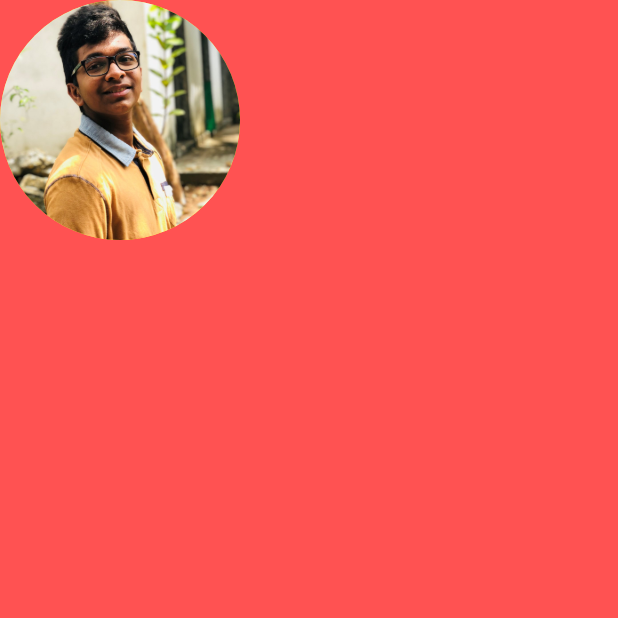
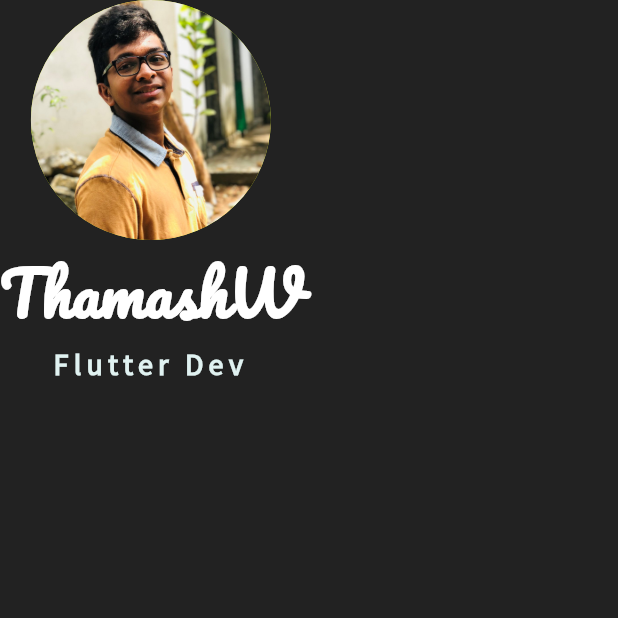
Before and after one commit to PurinduWeerawardana/contact_card, a Flutter app: the screen it shows after launch, on a phone screen of 412 x 824 dp, the top half of it. Run offline on Flutter 3.47's test engine with Material 2 defaults, Android fonts, the phone set to English and light mode, and no system bars.

Commit message:
Add name and description

```diff
--- a/lib/main.dart
+++ b/lib/main.dart
@@ -11,13 +11,34 @@ class MyApp extends StatelessWidget {
   Widget build(BuildContext context) {
     return MaterialApp(
       home: Scaffold(
-        backgroundColor: Colors.redAccent,
-        body: Row(
+        backgroundColor: Colors.black87,
+        body: Column(
           children: [
             CircleAvatar(
               backgroundImage: AssetImage('images/thamash.jpg'),
               radius: 80,
-              backgroundColor: Colors.yellow,
+              backgroundColor: Colors.lime,
+            ),
+            Text(
+              'ThamashW',
+              textAlign: TextAlign.center,
+              style: TextStyle(
+                fontFamily: 'Pacifico',
+                color: Colors.white,
+                fontSize: 40,
+                fontWeight: FontWeight.bold,
+              ),
+            ),
+            Text(
+              'Flutter Dev',
+              textAlign: TextAlign.center,
+              style: TextStyle(
+                fontFamily: 'SourceSansPro',
+                color: Colors.teal.shade50,
+                fontSize: 20,
+                letterSpacing: 3.5,
+                fontWeight: FontWeight.bold,
+              ),
             ),
           ],
         ),
```
Also changed, not shown: pubspec.yaml (+7 -6 lines), fonts/Pacifico-Regular.ttf (added), fonts/SourceSansPro-Regular.ttf (added).
